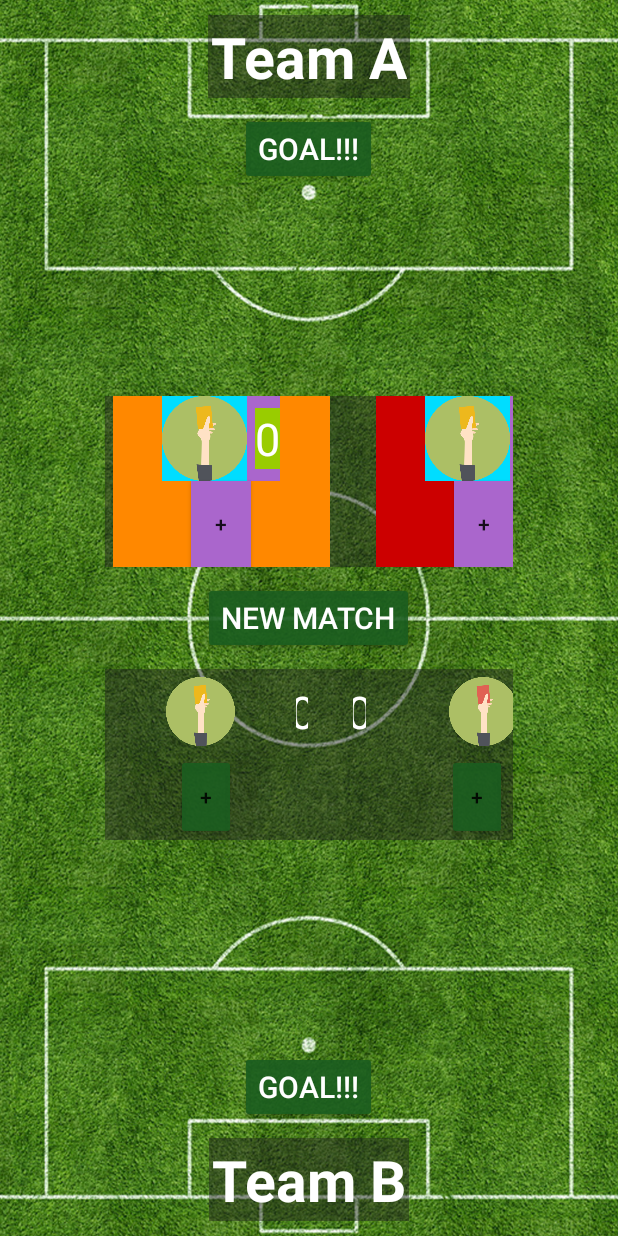
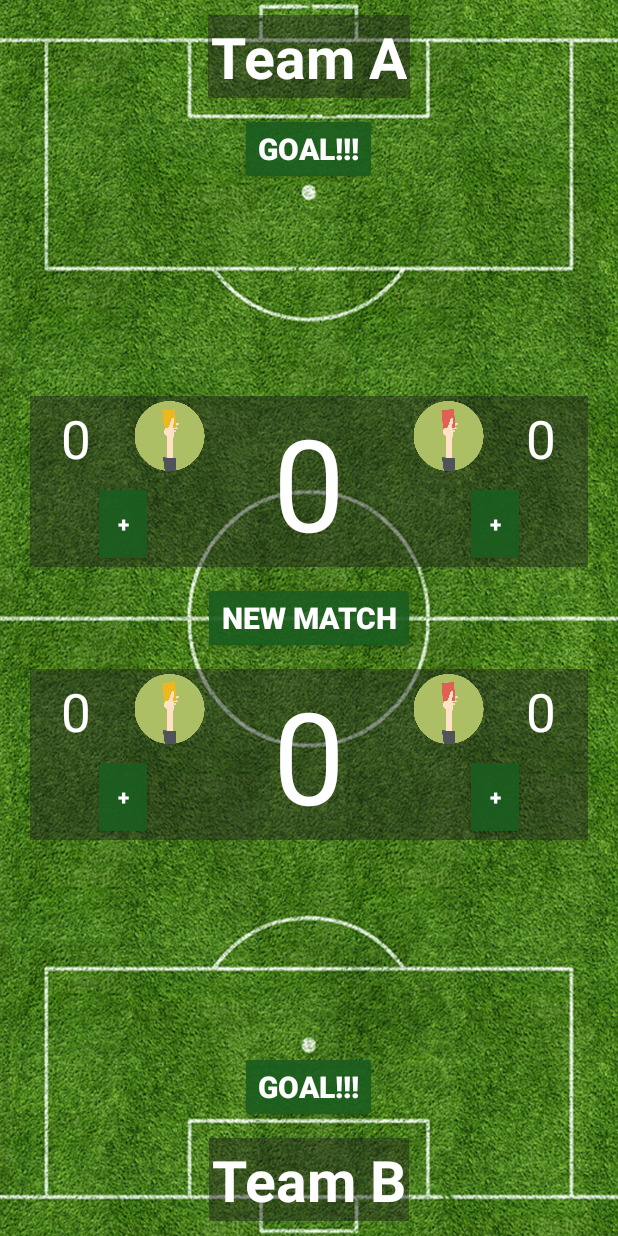
Before and after one commit to wojciechsmol/FootballCounter, an Android app: the screen it shows after launch (MainActivity), on a phone screen of 412 x 824 dp. Run offline under Robolectric (Android 15) with nearby library versions, the phone set to English and light mode, and no system bars.

Commit message:
just design

```diff
--- a/app/src/main/res/layout/activity_main.xml
+++ b/app/src/main/res/layout/activity_main.xml
@@ -11,7 +11,6 @@
         android:id="@+id/team_a"
         android:layout_width="wrap_content"
         android:layout_height="wrap_content"
-        android:layout_alignParentTop="true"
         android:layout_centerHorizontal="true"
         android:layout_margin="10dp"
         android:background="#73212121"
@@ -33,26 +32,24 @@
         android:text="Goal!!!"
         android:textAllCaps="true"
         android:textColor="@android:color/white"
-        android:textSize="@dimen/goal_button" />
+        android:textSize="@dimen/goal_button"
+        android:textStyle="bold"/>
 
 
     <LinearLayout
         android:layout_width="match_parent"
         android:layout_height="wrap_content"
-        android:layout_alignParentLeft="true"
-        android:layout_alignParentStart="true"
         android:layout_centerVertical="true"
         android:orientation="vertical">
 
         <!--SCORE AND CARD TEAM_A-->
 
         <LinearLayout
-            android:layout_width="wrap_content"
+            android:layout_width="match_parent"
             android:layout_height="wrap_content"
-            android:layout_gravity="center_horizontal"
             android:layout_marginBottom="10dp"
-            android:layout_marginLeft="70dp"
-            android:layout_marginRight="70dp"
+            android:layout_marginLeft="20dp"
+            android:layout_marginRight="20dp"
             android:background="#73212121"
             android:orientation="horizontal">
 
@@ -61,64 +58,52 @@
             <LinearLayout
                 android:layout_width="0dp"
                 android:layout_height="match_parent"
-                android:layout_marginLeft="5dp"
-                android:layout_marginRight="15dp"
                 android:layout_weight="1"
-                android:background="@android:color/holo_orange_dark"
                 android:orientation="vertical">
 
                 <!--YELLOW CARD ICON AND NUMBER TEAM A-->
                 <LinearLayout
-                    android:layout_width="wrap_content"
+                    android:layout_width="match_parent"
                     android:layout_height="0dp"
-                    android:layout_gravity="center_horizontal"
                     android:layout_weight="1"
-                    android:background="@android:color/holo_purple"
                     android:orientation="horizontal">
 
-                    <ImageView
-                        android:layout_width="0dp"
-                        android:layout_height="wrap_content"
-                        android:layout_gravity="center"
-                        android:layout_marginRight="5dp"
-                        android:layout_weight="1"
-                        android:adjustViewBounds="true"
-                        android:background="@android:color/holo_blue_bright"
-                        android:padding="0dp"
-                        android:src="@drawable/yellow_card" />
 
                     <TextView
                         android:layout_width="0dp"
-                        android:layout_height="wrap_content"
-                        android:layout_gravity="center"
+                        android:layout_height="match_parent"
                         android:layout_weight="1"
-                        android:background="@android:color/holo_green_light"
                         android:gravity="center"
                         android:includeFontPadding="true"
                         android:maxLines="1"
                         android:text="@string/zero"
                         android:textColor="@android:color/white"
-                        android:textSize="30sp" />
+                        android:textSize="35sp" />
+                    <ImageView
+                        android:layout_width="0dp"
+                        android:layout_height="50dp"
+                        android:layout_weight="1"
+                        android:paddingTop="3dp"
+                        android:adjustViewBounds="true"
+                        android:src="@drawable/yellow_card" />
                 </LinearLayout>
 
                 <Button
                     android:layout_width="40dp"
                     android:layout_height="0dp"
-                    android:layout_gravity="center_horizontal"
+                    android:layout_gravity="center"
                     android:layout_weight="1"
-                    android:background="@android:color/holo_purple"
-                    android:text="+" />
+                    android:text="+"
+                    android:textColor="@android:color/white"
+                    android:textStyle="bold"/>
             </LinearLayout>
 
             <TextView
                 android:id="@+id/team_a_score"
                 android:layout_width="0dp"
-                android:layout_height="wrap_content"
+                android:layout_height="match_parent"
                 android:layout_weight="1"
-                android:background="@android:color/holo_green_light"
                 android:gravity="center_horizontal"
-
-
                 android:includeFontPadding="true"
                 android:maxLines="1"
                 android:text="@string/zero"
@@ -128,53 +113,44 @@
             <LinearLayout
                 android:layout_width="0dp"
                 android:layout_height="match_parent"
-                android:layout_marginLeft="15dp"
-                android:layout_marginRight="5dp"
                 android:layout_weight="1"
-                android:background="@android:color/holo_red_dark"
                 android:orientation="vertical">
 
                 <!--YELLOW CARD ICON AND NUMBER TEAM A-->
                 <LinearLayout
-                    android:layout_width="wrap_content"
+                    android:layout_width="match_parent"
                     android:layout_height="0dp"
-                    android:layout_gravity="center_horizontal"
                     android:layout_weight="1"
-                    android:background="@android:color/holo_purple"
                     android:orientation="horizontal">
 
                     <ImageView
                         android:layout_width="0dp"
-                        android:layout_height="wrap_content"
-                        android:layout_gravity="center"
-                        android:layout_marginRight="5dp"
+                        android:layout_height="50dp"
                         android:layout_weight="1"
+                        android:paddingTop="3dp"
                         android:adjustViewBounds="true"
-                        android:background="@android:color/holo_blue_bright"
-                        android:padding="0dp"
-                        android:src="@drawable/yellow_card" />
-
+                        android:src="@drawable/red_card" />
                     <TextView
                         android:layout_width="0dp"
-                        android:layout_height="wrap_content"
-                        android:layout_gravity="center"
+                        android:layout_height="match_parent"
                         android:layout_weight="1"
-                        android:background="@android:color/holo_green_light"
                         android:gravity="center"
                         android:includeFontPadding="true"
                         android:maxLines="1"
                         android:text="@string/zero"
                         android:textColor="@android:color/white"
-                        android:textSize="30sp" />
+                        android:textSize="35sp" />
+
                 </LinearLayout>
 
                 <Button
                     android:layout_width="40dp"
                     android:layout_height="0dp"
-                    android:layout_gravity="center_horizontal"
+                    android:layout_gravity="center"
                     android:layout_weight="1"
-                    android:background="@android:color/holo_purple"
-                    android:text="+" />
+                    android:text="+"
+                    android:textColor="@android:color/white"
+                    android:textStyle="bold"/>
             </LinearLayout>
 
 
@@ -189,73 +165,21 @@
             android:text="New Match"
             android:textAllCaps="true"
             android:textColor="@android:color/white"
-            android:textSize="@dimen/goal_button" />
+            android:textSize="@dimen/goal_button"
+            android:textStyle="bold"/>
 
         <!--SCORE AND CARDS TEAM B-->
 
         <LinearLayout
-            android:layout_width="wrap_content"
+            android:layout_width="match_parent"
             android:layout_height="wrap_content"
-            android:layout_gravity="center_horizontal"
-            android:layout_marginLeft="70dp"
-            android:layout_marginRight="70dp"
             android:layout_marginTop="10dp"
-
+            android:layout_marginLeft="20dp"
+            android:layout_marginRight="20dp"
             android:background="#73212121"
             android:orientation="horizontal">
 
-            <LinearLayout
-                android:layout_width="0dp"
-                android:layout_height="match_parent"
-                android:layout_marginRight="30dp"
-                android:layout_weight="1"
-                android:orientation="vertical">
-
-                <LinearLayout
-                    android:layout_width="wrap_content"
-                    android:layout_height="0dp"
-                    android:layout_weight="1"
-                    android:orientation="horizontal">
-
-                    <ImageView
-                        android:layout_width="0dp"
-                        android:layout_height="wrap_content"
-                        android:layout_weight="1"
-                        android:padding="5dp"
-                        android:src="@drawable/yellow_card" />
-
-                    <TextView
-                        android:layout_width="0dp"
-                        android:layout_height="match_parent"
-                        android:layout_weight="1"
-                        android:gravity="center"
-                        android:includeFontPadding="true"
-                        android:maxLines="1"
-                        android:text="@string/zero"
-                        android:textColor="@android:color/white"
-                        android:textSize="30sp" />
-                </LinearLayout>
-
-                <Button
-                    android:layout_width="40dp"
-                    android:layout_height="0dp"
-                    android:layout_gravity="center"
-
-                    android:layout_weight="1"
-                    android:text="+" />
-            </LinearLayout>
-
-            <TextView
-                android:id="@+id/team_b_score"
-                android:layout_width="0dp"
-                android:layout_height="wrap_content"
-                android:layout_weight="1"
-
-                android:includeFontPadding="true"
-                android:maxLines="1"
-                android:text="@string/zero"
-                android:textColor="@android:color/white"
-                android:textSize="@dimen/font_score" />
+            <!--YELLOW CARD VIEW TEAM A-->
 
             <LinearLayout
                 android:layout_width="0dp"
@@ -263,10 +187,10 @@
                 android:layout_weight="1"
                 android:orientation="vertical">
 
+                <!--YELLOW CARD ICON AND NUMBER TEAM A-->
                 <LinearLayout
-                    android:layout_width="wrap_content"
+                    android:layout_width="match_parent"
                     android:layout_height="0dp"
-                    android:layout_gravity=""
                     android:layout_weight="1"
                     android:orientation="horizontal">
 
@@ -280,24 +204,79 @@
                         android:maxLines="1"
                         android:text="@string/zero"
                         android:textColor="@android:color/white"
-                        android:textSize="30sp" />
-
+                        android:textSize="35sp" />
                     <ImageView
                         android:layout_width="0dp"
-                        android:layout_height="wrap_content"
+                        android:layout_height="50dp"
                         android:layout_weight="1"
-                        android:padding="5dp"
-                        android:src="@drawable/red_card" />
+                        android:paddingTop="3dp"
+                        android:adjustViewBounds="true"
+                        android:src="@drawable/yellow_card" />
                 </LinearLayout>
 
                 <Button
                     android:layout_width="40dp"
                     android:layout_height="0dp"
                     android:layout_gravity="center"
+                    android:layout_weight="1"
+                    android:text="+"
+                    android:textColor="@android:color/white"
+                    android:textStyle="bold"/>
+            </LinearLayout>
 
+            <TextView
+                android:id="@+id/team_b_score"
+                android:layout_width="0dp"
+                android:layout_height="match_parent"
+                android:layout_weight="1"
+                android:gravity="center_horizontal"
+                android:includeFontPadding="true"
+                android:maxLines="1"
+                android:text="@string/zero"
+                android:textColor="@android:color/white"
+                android:textSize="@dimen/font_score" />
+
+            <LinearLayout
+                android:layout_width="0dp"
+                android:layout_height="match_parent"
+                android:layout_weight="1"
+                android:orientation="vertical">
+
+                <!--YELLOW CARD ICON AND NUMBER TEAM A-->
+                <LinearLayout
+                    android:layout_width="match_parent"
+                    android:layout_height="0dp"
                     android:layout_weight="1"
-                    android:text="+" />
+                    android:orientation="horizontal">
 
+                    <ImageView
+                        android:layout_width="0dp"
+                        android:layout_height="50dp"
+                        android:layout_weight="1"
+                        android:paddingTop="3dp"
+                        android:adjustViewBounds="true"
+                        android:src="@drawable/red_card" />
+                    <TextView
+                        android:layout_width="0dp"
+                        android:layout_height="match_parent"
+                        android:layout_weight="1"
+                        android:gravity="center"
+                        android:includeFontPadding="true"
+                        android:maxLines="1"
+                        android:text="@string/zero"
+                        android:textColor="@android:color/white"
+                        android:textSize="35sp" />
+
+                </LinearLayout>
+
+                <Button
+                    android:layout_width="40dp"
+                    android:layout_height="0dp"
+                    android:layout_gravity="center"
+                    android:layout_weight="1"
+                    android:text="+"
+                    android:textColor="@android:color/white"
+                    android:textStyle="bold"/>
             </LinearLayout>
 
 
@@ -313,14 +292,11 @@
         android:layout_height="wrap_content"
         android:layout_alignParentBottom="true"
         android:layout_centerHorizontal="true"
-        android:layout_gravity="center_horizontal"
         android:layout_margin="10dp"
-        android:alpha="1"
         android:background="#73212121"
         android:includeFontPadding="true"
         android:maxLines="1"
         android:padding="2dp"
-
         android:text="Team B"
         android:textColor="@android:color/white"
         android:textSize="@dimen/team_name"
@@ -334,5 +310,6 @@
         android:layout_centerHorizontal="true"
         android:text="GOAL!!!"
         android:textColor="@android:color/white"
-        android:textSize="@dimen/goal_button" />
+        android:textSize="@dimen/goal_button"
+        android:textStyle="bold"/>
 </RelativeLayout>
```
